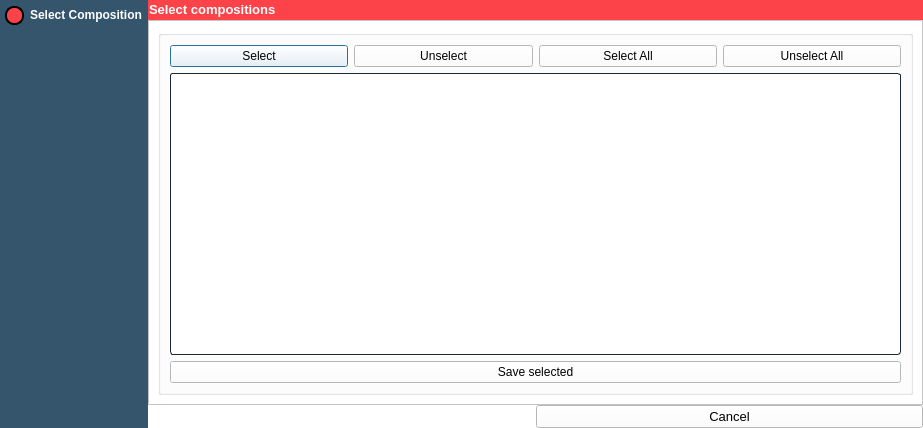
GIAPspzoo/GIAP_PolaMap_lite, file Kompozycje/compositions_saver.ui: the form before one commit.
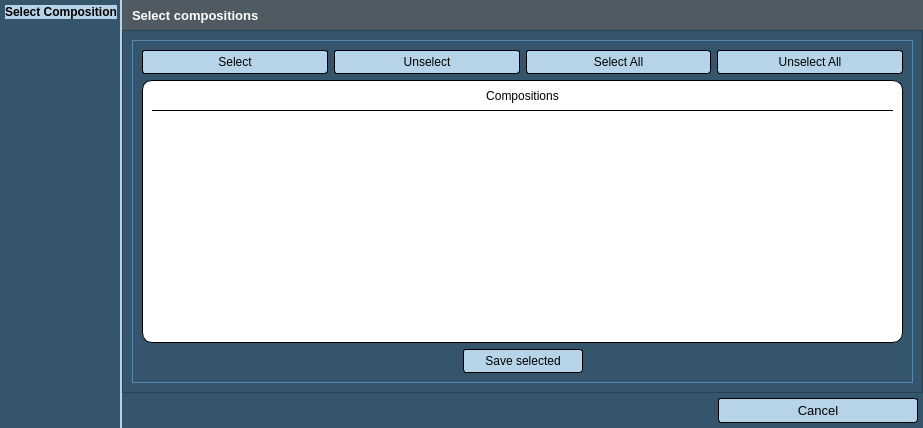
The form after the commit. Icons and pictures are not drawn.

```diff
--- a/Kompozycje/compositions_saver.ui
+++ b/Kompozycje/compositions_saver.ui
@@ -37,31 +37,87 @@
   </property>
   <property name="styleSheet">
    <string notr="true">* {
-	background-color: rgb(255, 255, 255);
+	background-color: rgb(53, 85, 109);
     font: 10pt &quot;Segoe UI&quot;; 
+	color: white;
 }
-
-
 QAbstractItemView
 {
-	alternate-background-color:  #e7e7e7;
-	color:  black;
-	border: 1px solid  #1a2936;
+	alternate-background-color:  #e6e6e6;
+}
+QComboBox
+{
+	selection-background-color: #b7d3e8;
+    background-color: #4f5a63;
+	border-style: solid;
+	border: 1px solid  #5689b0;
 	border-radius: 3px;
-	padding: 1px;
+	padding: 2px;
+	font: 9pt &quot;Segoe UI&quot;;
+    height: 20px;
+}
+
+QComboBox:on
+{
+	background-color: #4f5a63;
+	padding-top: 3px;
+	padding-left: 1px;
+	selection-background-color: #4a4a4a;
+}
+
+QComboBox QAbstractItemView
+{
+	background-color: #4f5a63;
+	border-radius: 4px;
+	border: 1px solid  #6fb1e3;
+	selection-background-color: #4f5a63;
+    padding: 4px 10px 4px 10px;
+    width: 1.9em;
+}
+
+QComboBox::drop-down
+{
+	subcontrol-origin: padding;
+	subcontrol-position: top right;
+	width: 15px;
+    background-color: #5689b0;
+	border-left-width: 0px;
+	border-left-color:  #1a2936;
+	border-left-style: solid;
+	border-top-right-radius: 3px; 
+	border-bottom-right-radius: 3px;
+}
+
+QComboBox::down-arrow
+{
+	image: url(icons/down_arrow_disabled.png);
+}
+
+QComboBox::down-arrow:on, 
+QComboBox::down-arrow:hover,
+QComboBox::down-arrow:focus
+{
+	image: url(icons/down_arrow.png);
+}
+
+QLineEdit
+{
+	border: 1px solid #5689b0;
+    border-radius: 3px;
+    background-color: #4f5a63;
 }
 
 QPushButton {
 	color: black;
+	border: 1px solid black;
+	background-color: #b7d3e8;
+	border-radius: 3px;
+	padding: 4px;
 }
 
-QPushButton:disabled
-{
-	color: gray;
-}
+QPushButton:hover {
 
-QToolButton {
-	color:  black;
+	font-weight: bold;
 }
 
 QPushButton:disabled
@@ -69,11 +125,8 @@
 	color: gray;
 }
 
-QHeaderView::section
-{
-	background-color:  #cfcfcf;
-	color:  black;
-	padding-left: 4px;
+QGroupBox {
+border: 1px solid #5689b0;
 }</string>
   </property>
   <property name="locale">
@@ -98,278 +151,6 @@
    <property name="spacing">
     <number>0</number>
    </property>
-   <item row="0" column="0" rowspan="3">
-    <widget class="QWidget" name="widget" native="true">
-     <property name="minimumSize">
-      <size>
-       <width>120</width>
-       <height>0</height>
-      </size>
-     </property>
-     <property name="font">
-      <font>
-       <family>Segoe UI Light</family>
-       <pointsize>8</pointsize>
-       <weight>9</weight>
-       <italic>false</italic>
-       <bold>false</bold>
-      </font>
-     </property>
-     <property name="styleSheet">
-      <string notr="true">background-color: rgb(53, 85, 109);
-font: 75 8pt &quot;Segoe UI Light&quot;;
-</string>
-     </property>
-     <layout class="QVBoxLayout" name="verticalLayout">
-      <property name="spacing">
-       <number>20</number>
-      </property>
-      <property name="leftMargin">
-       <number>5</number>
-      </property>
-      <property name="topMargin">
-       <number>5</number>
-      </property>
-      <property name="rightMargin">
-       <number>5</number>
-      </property>
-      <property name="bottomMargin">
-       <number>5</number>
-      </property>
-      <item>
-       <widget class="QRadioButton" name="obszar_radio">
-        <property name="enabled">
-         <bool>false</bool>
-        </property>
-        <property name="minimumSize">
-         <size>
-          <width>0</width>
-          <height>20</height>
-         </size>
-        </property>
-        <property name="palette">
-         <palette>
-          <active>
-           <colorrole role="WindowText">
-            <brush brushstyle="SolidPattern">
-             <color alpha="255">
-              <red>255</red>
-              <green>255</green>
-              <blue>255</blue>
-             </color>
-            </brush>
-           </colorrole>
-           <colorrole role="Button">
-            <brush brushstyle="SolidPattern">
-             <color alpha="255">
-              <red>53</red>
-              <green>85</green>
-              <blue>109</blue>
-             </color>
-            </brush>
-           </colorrole>
-           <colorrole role="Text">
-            <brush brushstyle="SolidPattern">
-             <color alpha="255">
-              <red>255</red>
-              <green>255</green>
-              <blue>255</blue>
-             </color>
-            </brush>
-           </colorrole>
-           <colorrole role="ButtonText">
-            <brush brushstyle="SolidPattern">
-             <color alpha="255">
-              <red>255</red>
-              <green>255</green>
-              <blue>255</blue>
-             </color>
-            </brush>
-           </colorrole>
-           <colorrole role="Base">
-            <brush brushstyle="SolidPattern">
-             <color alpha="255">
-              <red>53</red>
-              <green>85</green>
-              <blue>109</blue>
-             </color>
-            </brush>
-           </colorrole>
-           <colorrole role="Window">
-            <brush brushstyle="SolidPattern">
-             <color alpha="255">
-              <red>53</red>
-              <green>85</green>
-              <blue>109</blue>
-             </color>
-            </brush>
-           </colorrole>
-          </active>
-          <inactive>
-           <colorrole role="WindowText">
-            <brush brushstyle="SolidPattern">
-             <color alpha="255">
-              <red>255</red>
-              <green>255</green>
-              <blue>255</blue>
-             </color>
-            </brush>
-           </colorrole>
-           <colorrole role="Button">
-            <brush brushstyle="SolidPattern">
-             <color alpha="255">
-              <red>53</red>
-              <green>85</green>
-              <blue>109</blue>
-             </color>
-            </brush>
-           </colorrole>
-           <colorrole role="Text">
-            <brush brushstyle="SolidPattern">
-             <color alpha="255">
-              <red>255</red>
-              <green>255</green>
-              <blue>255</blue>
-             </color>
-            </brush>
-           </colorrole>
-           <colorrole role="ButtonText">
-            <brush brushstyle="SolidPattern">
-             <color alpha="255">
-              <red>255</red>
-              <green>255</green>
-              <blue>255</blue>
-             </color>
-            </brush>
-           </colorrole>
-           <colorrole role="Base">
-            <brush brushstyle="SolidPattern">
-             <color alpha="255">
-              <red>53</red>
-              <green>85</green>
-              <blue>109</blue>
-             </color>
-            </brush>
-           </colorrole>
-           <colorrole role="Window">
-            <brush brushstyle="SolidPattern">
-             <color alpha="255">
-              <red>53</red>
-              <green>85</green>
-              <blue>109</blue>
-             </color>
-            </brush>
-           </colorrole>
-          </inactive>
-          <disabled>
-           <colorrole role="WindowText">
-            <brush brushstyle="SolidPattern">
-             <color alpha="255">
-              <red>255</red>
-              <green>255</green>
-              <blue>255</blue>
-             </color>
-            </brush>
-           </colorrole>
-           <colorrole role="Button">
-            <brush brushstyle="SolidPattern">
-             <color alpha="255">
-              <red>53</red>
-              <green>85</green>
-              <blue>109</blue>
-             </color>
-            </brush>
-           </colorrole>
-           <colorrole role="Text">
-            <brush brushstyle="SolidPattern">
-             <color alpha="255">
-              <red>255</red>
-              <green>255</green>
-              <blue>255</blue>
-             </color>
-            </brush>
-           </colorrole>
-           <colorrole role="ButtonText">
-            <brush brushstyle="SolidPattern">
-             <color alpha="255">
-              <red>255</red>
-              <green>255</green>
-              <blue>255</blue>
-             </color>
-            </brush>
-           </colorrole>
-           <colorrole role="Base">
-            <brush brushstyle="SolidPattern">
-             <color alpha="255">
-              <red>53</red>
-              <green>85</green>
-              <blue>109</blue>
-             </color>
-            </brush>
-           </colorrole>
-           <colorrole role="Window">
-            <brush brushstyle="SolidPattern">
-             <color alpha="255">
-              <red>53</red>
-              <green>85</green>
-              <blue>109</blue>
-             </color>
-            </brush>
-           </colorrole>
-          </disabled>
-         </palette>
-        </property>
-        <property name="styleSheet">
-         <string notr="true">QRadioButton::indicator::checked  {
-	border: 2px solid black;
-	border-radius: 9px;
-	background-color: rgb(252, 67, 73);
-	width: 15px;
-	height: 15px;
-}
-
-QRadioButton::indicator::unchecked  {
-	border: 2px solid black;
-	border-radius: 9px;
-	background-color: rgb(255, 255, 255);
-	width: 15px;
-	height: 15px;
-}
-
-QRadioButton {
-	color : white;
-	font-weight: bold; 
-}</string>
-        </property>
-        <property name="text">
-         <string>Select Composition</string>
-        </property>
-        <property name="checkable">
-         <bool>true</bool>
-        </property>
-        <property name="checked">
-         <bool>true</bool>
-        </property>
-       </widget>
-      </item>
-      <item>
-       <spacer name="verticalSpacer_3">
-        <property name="orientation">
-         <enum>Qt::Vertical</enum>
-        </property>
-        <property name="sizeHint" stdset="0">
-         <size>
-          <width>20</width>
-          <height>40</height>
-         </size>
-        </property>
-       </spacer>
-      </item>
-     </layout>
-     <zorder>verticalSpacer_3</zorder>
-     <zorder>obszar_radio</zorder>
-    </widget>
-   </item>
    <item row="1" column="1">
     <widget class="QStackedWidget" name="stackedWidget">
      <property name="font">
@@ -415,17 +196,17 @@
          <property name="minimumSize">
           <size>
            <width>200</width>
-           <height>20</height>
+           <height>30</height>
           </size>
          </property>
          <property name="maximumSize">
           <size>
            <width>16777215</width>
-           <height>20</height>
+           <height>30</height>
           </size>
          </property>
          <property name="styleSheet">
-          <string notr="true">background-color: rgb(252, 67, 73);
+          <string notr="true">background-color: #4f5a63;
 </string>
          </property>
          <property name="frameShape">
@@ -437,10 +218,10 @@
          <widget class="QLabel" name="title_label_12">
           <property name="geometry">
            <rect>
-            <x>1</x>
-            <y>1</y>
+            <x>10</x>
+            <y>0</y>
             <width>231</width>
-            <height>16</height>
+            <height>30</height>
            </rect>
           </property>
           <property name="font">
@@ -476,6 +257,66 @@
              <string/>
             </property>
             <layout class="QGridLayout" name="gridLayout_2">
+             <item row="1" column="0">
+              <widget class="QFrame" name="frame_2">
+               <property name="styleSheet">
+                <string notr="true">border: 1px solid black;
+border-radius: 10px;
+background-color: white;</string>
+               </property>
+               <property name="frameShape">
+                <enum>QFrame::StyledPanel</enum>
+               </property>
+               <property name="frameShadow">
+                <enum>QFrame::Raised</enum>
+               </property>
+               <layout class="QVBoxLayout" name="verticalLayout_2">
+                <property name="topMargin">
+                 <number>0</number>
+                </property>
+                <item>
+                 <widget class="QLabel" name="label">
+                  <property name="minimumSize">
+                   <size>
+                    <width>0</width>
+                    <height>30</height>
+                   </size>
+                  </property>
+                  <property name="styleSheet">
+                   <string notr="true">border-width: 0px;
+border-radius: 0px;
+border-bottom: 1px solid black;
+color: black;</string>
+                  </property>
+                  <property name="text">
+                   <string>Compositions</string>
+                  </property>
+                  <property name="alignment">
+                   <set>Qt::AlignCenter</set>
+                  </property>
+                 </widget>
+                </item>
+                <item>
+                 <widget class="QTableView" name="tabela">
+                  <property name="styleSheet">
+                   <string notr="true">QTableView {
+border-width: 0px;
+}</string>
+                  </property>
+                  <property name="selectionMode">
+                   <enum>QAbstractItemView::MultiSelection</enum>
+                  </property>
+                  <property name="selectionBehavior">
+                   <enum>QAbstractItemView::SelectRows</enum>
+                  </property>
+                  <attribute name="horizontalHeaderStretchLastSection">
+                   <bool>true</bool>
+                  </attribute>
+                 </widget>
+                </item>
+               </layout>
+              </widget>
+             </item>
              <item row="0" column="0">
               <layout class="QHBoxLayout" name="horizontalLayout_2">
                <item>
@@ -508,25 +349,51 @@
                </item>
               </layout>
              </item>
-             <item row="1" column="0">
-              <widget class="QTableView" name="tabela">
-               <property name="selectionMode">
-                <enum>QAbstractItemView::MultiSelection</enum>
+             <item row="3" column="0">
+              <layout class="QHBoxLayout" name="horizontalLayout_3">
+               <property name="topMargin">
+                <number>0</number>
                </property>
-               <property name="selectionBehavior">
-                <enum>QAbstractItemView::SelectRows</enum>
-               </property>
-               <attribute name="horizontalHeaderStretchLastSection">
-                <bool>true</bool>
-               </attribute>
-              </widget>
-             </item>
-             <item row="2" column="0">
-              <widget class="QPushButton" name="zapisz">
-               <property name="text">
-                <string>Save selected</string>
-               </property>
-              </widget>
+               <item>
+                <spacer name="horizontalSpacer_2">
+                 <property name="orientation">
+                  <enum>Qt::Horizontal</enum>
+                 </property>
+                 <property name="sizeHint" stdset="0">
+                  <size>
+                   <width>40</width>
+                   <height>20</height>
+                  </size>
+                 </property>
+                </spacer>
+               </item>
+               <item>
+                <widget class="QPushButton" name="zapisz">
+                 <property name="minimumSize">
+                  <size>
+                   <width>120</width>
+                   <height>0</height>
+                  </size>
+                 </property>
+                 <property name="text">
+                  <string>Save selected</string>
+                 </property>
+                </widget>
+               </item>
+               <item>
+                <spacer name="horizontalSpacer_3">
+                 <property name="orientation">
+                  <enum>Qt::Horizontal</enum>
+                 </property>
+                 <property name="sizeHint" stdset="0">
+                  <size>
+                   <width>40</width>
+                   <height>20</height>
+                  </size>
+                 </property>
+                </spacer>
+               </item>
+              </layout>
              </item>
             </layout>
            </widget>
@@ -541,19 +408,19 @@
    <item row="2" column="1">
     <layout class="QHBoxLayout" name="horizontalLayout">
      <property name="spacing">
-      <number>0</number>
+      <number>5</number>
      </property>
      <property name="leftMargin">
-      <number>0</number>
+      <number>5</number>
      </property>
      <property name="topMargin">
-      <number>0</number>
+      <number>5</number>
      </property>
      <property name="rightMargin">
-      <number>0</number>
+      <number>5</number>
      </property>
      <property name="bottomMargin">
-      <number>0</number>
+      <number>5</number>
      </property>
      <item>
       <spacer name="horizontalSpacer">
@@ -576,6 +443,12 @@
          <verstretch>0</verstretch>
         </sizepolicy>
        </property>
+       <property name="maximumSize">
+        <size>
+         <width>200</width>
+         <height>16777215</height>
+        </size>
+       </property>
        <property name="font">
         <font>
          <family>Segoe UI</family>
@@ -592,6 +465,82 @@
      </item>
     </layout>
    </item>
+   <item row="0" column="0" rowspan="3">
+    <widget class="QFrame" name="frame">
+     <property name="minimumSize">
+      <size>
+       <width>120</width>
+       <height>0</height>
+      </size>
+     </property>
+     <property name="font">
+      <font>
+       <family>Segoe UI Light</family>
+       <pointsize>8</pointsize>
+       <weight>9</weight>
+       <italic>false</italic>
+       <bold>false</bold>
+      </font>
+     </property>
+     <property name="styleSheet">
+      <string notr="true">* {
+font: 75 8pt &quot;Segoe UI Light&quot;;
+}
+QFrame {
+border-right: 2px solid #b7d3e8;
+}</string>
+     </property>
+     <layout class="QVBoxLayout" name="verticalLayout">
+      <property name="spacing">
+       <number>20</number>
+      </property>
+      <property name="leftMargin">
+       <number>5</number>
+      </property>
+      <property name="topMargin">
+       <number>5</number>
+      </property>
+      <property name="rightMargin">
+       <number>5</number>
+      </property>
+      <property name="bottomMargin">
+       <number>5</number>
+      </property>
+      <item>
+       <widget class="QLabel" name="label_2">
+        <property name="styleSheet">
+         <string notr="true">   background-color: #b7d3e8;
+   color: black;
+   font: 10pt &quot;Segoe UI&quot;; 
+   font-weight: bold;
+</string>
+        </property>
+        <property name="text">
+         <string>Select Composition</string>
+        </property>
+        <property name="alignment">
+         <set>Qt::AlignCenter</set>
+        </property>
+       </widget>
+      </item>
+      <item>
+       <spacer name="verticalSpacer_3">
+        <property name="orientation">
+         <enum>Qt::Vertical</enum>
+        </property>
+        <property name="sizeHint" stdset="0">
+         <size>
+          <width>20</width>
+          <height>40</height>
+         </size>
+        </property>
+       </spacer>
+      </item>
+     </layout>
+     <zorder>verticalSpacer_3</zorder>
+     <zorder>label_2</zorder>
+    </widget>
+   </item>
   </layout>
  </widget>
  <resources/>
```
Left out of the diff: 4 changed lines with no effect on the pictures.
